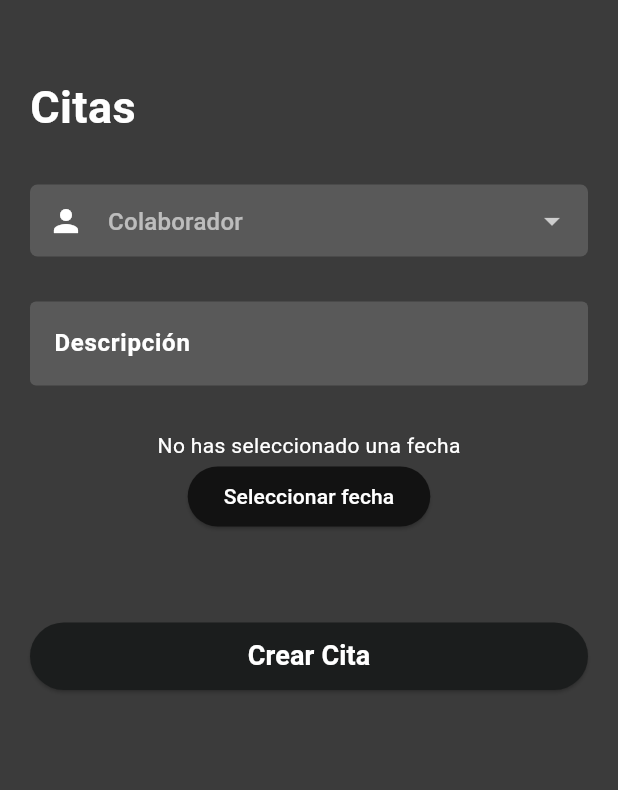
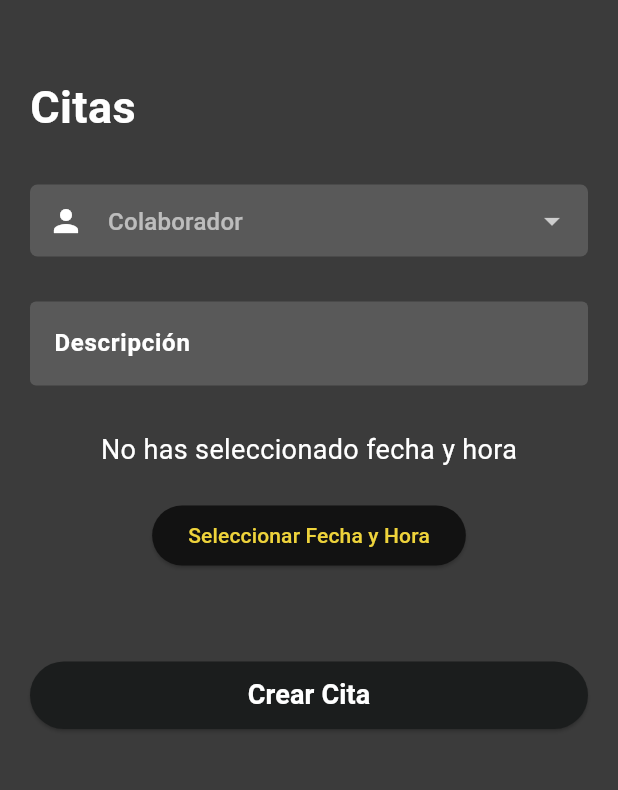
Before and after one commit to BJesus05/FlutterAlexasoft, a Flutter app: the RegisterPage screen opened directly, on a phone screen of 412 x 824 dp, the part 84-874 px from its top. Run offline on Flutter 3.47's test engine with Material 3 defaults, Android fonts, the phone set to English and light mode, and no system bars; our stand-ins replace sqflite; accounts and stored records are empty; Roboto replaces fonts that are missing (Raleway).

Commit message:
fecha y hora

```diff
--- a/flutteralexasoft/lib/citasCreate.dart
+++ b/flutteralexasoft/lib/citasCreate.dart
@@ -4,13 +4,6 @@ import 'package:flutter/material.dart';
 import 'package:flutteralexasoft/citas.dart';
 import 'package:flutteralexasoft/main.dart';
 import 'package:flutteralexasoft/sqlhelper.dart';
-
-const List<String> colaborador = <String>[
-  'Pneumonoultramicroscopisilicovolcanoconiosis',
-  'Pablo Diego Jose Francisco de Paula Juan Nepomuceno Maria de los Remedios Cipriano de la Santisima Trinidad Ruiz y Picasso',
-  'Simon Jose Antonio de la Santisima Trinidad Bolivar Palacios Ponte y Blanco',
-  'Pentakismyriohexakisquilioletracosiohexacontapentagonalis'
-];
 
 class RegistrarCitas extends StatelessWidget {
   final int? userId;
@@ -47,9 +40,38 @@ class _RegisterPageState extends State<RegisterPage> {
   String _selectedColaborador = '';
   final String _Detalles = '';
   final _formKey = GlobalKey<FormState>();
-  String dropdownValue = colaborador.first;
   String _descripcion = '';
   DateTime? _selectedDate;
+  DateTime? _selectedDateTime;
+
+  Future<void> _presentDateTimePicker() async {
+    final DateTime now = DateTime.now();
+    final DateTime? pickedDateTime = await showDatePicker(
+      context: context,
+      initialDate: now,
+      firstDate: now, // Restringe las fechas anteriores al día actual
+      lastDate:
+          DateTime(now.year + 1), // Permite fechas hasta 1 año en el futuro
+    );
+
+    if (pickedDateTime != null) {
+      final TimeOfDay? pickedTime = await showTimePicker(
+        context: context,
+        initialTime: TimeOfDay.now(),
+      );
+      if (pickedTime != null) {
+        setState(() {
+          _selectedDateTime = DateTime(
+            pickedDateTime.year,
+            pickedDateTime.month,
+            pickedDateTime.day,
+            pickedTime.hour,
+            pickedTime.minute,
+          );
+        });
+      }
+    }
+  }
 
   void _presentDatePicker() {
     showDatePicker(
@@ -69,25 +91,18 @@ class _RegisterPageState extends State<RegisterPage> {
     });
   }
 
-
   List<Map<String, dynamic>> _colaboradores = [];
   List<Map<String, dynamic>> _paquetes = [];
-
-
   @override
   void initState() {
     super.initState();
-    obtenerDatos();
+    obtenerColaboradores();
   }
 
-  Future<void> obtenerDatos() async {
-    final List<Map<String, dynamic>> colaboradores =
-        await SQLHelper.obtenerUsuarios();
-    final List<Map<String, dynamic>> paquetes =
-        await SQLHelper.obtenerUsuarios();
+ Future<void> obtenerColaboradores() async {
+    final colaboradores = await SQLHelper.obtenerColaboradores();
     setState(() {
       _colaboradores = colaboradores;
-      _paquetes = paquetes;
     });
   }
   void _refreshJournals() async {
@@ -98,6 +113,7 @@ List<Map<String, dynamic>> _paquetes = [];
       _paquetes = paquetes;
     });
   }
+
   @override
   Widget build(BuildContext context) {
     return Scaffold(
@@ -163,19 +179,18 @@ List<Map<String, dynamic>> _paquetes = [];
                           child: Row(
                             children: <Widget>[
                               Expanded(
-                                child: DropdownButtonFormField<String>(
+                                  child: DropdownButtonFormField<int>( // Cambio a tipo int para el ID del colaborador
                               isExpanded: true,
                               decoration: InputDecoration(
                                 hintText: 'Colaborador',
-                                    hintStyle: const TextStyle(
+                                hintStyle: TextStyle(
                                   fontWeight: FontWeight.w600,
-                                        color: Colors.white),
-                                    prefixIcon: const Icon(Icons.person),
-                                    fillColor:
-                                        const Color.fromARGB(255, 89, 89, 89),
+                                  color: Colors.white,
+                                ),
+                                prefixIcon: Icon(Icons.person),
+                                fillColor: Color.fromARGB(255, 89, 89, 89),
                                 filled: true,
-                                    contentPadding: const EdgeInsets.symmetric(
-                                        horizontal: 10),
+                                contentPadding: EdgeInsets.symmetric(horizontal: 10),
                                 enabledBorder: OutlineInputBorder(
                                   borderSide: BorderSide.none,
                                   borderRadius: BorderRadius.circular(5),
@@ -185,29 +200,29 @@ List<Map<String, dynamic>> _paquetes = [];
                                   borderRadius: BorderRadius.circular(5),
                                 ),
                               ),
-                                  items: colaborador.map((String value) {
-                                    return DropdownMenuItem<String>(
-                                      value: value,
-                                      child: Text(value,
-                                          style: const TextStyle(
-                                              overflow: TextOverflow.ellipsis),
-                                          maxLines: 2),
+                              items: _colaboradores.map<DropdownMenuItem<int>>((colaborador) { // Mapeo usando _colaboradores
+                                return DropdownMenuItem<int>(
+                                  value: colaborador['id'], // Asigna el ID del colaborador como valor
+                                  child: Text(colaborador['nombre']), // Muestra el nombre del colaborador
                                 );
                               }).toList(),
                               validator: (value) {
-                                    if (value == null || value.isEmpty) {
-                                      return 'Por favor seleccione el nombre del empleado';
+                                if (value == null) {
+                                  return 'Por favor selecciona el nombre del colaborador';
                                 }
                                 return null;
                               },
                               onChanged: (value) {
-                                    // Actualiza el valor seleccionado del empleado
+                                setState(() {
+                                  _selectedColaborador = value!.toString(); // Asigna el valor seleccionado a _selectedColaborador
+                                });
                               },
                               onSaved: (value) {
-                                    // Guarda el valor seleccionado del empleado
+                                setState(() {
+                                  _selectedColaborador = value!.toString(); // Asigna el valor seleccionado a _selectedColaborador
+                                });
                               },
-                                ),
-                              ),
+),),
                             ],
                           ),
                         ),
@@ -279,14 +294,19 @@ List<Map<String, dynamic>> _paquetes = [];
                             mainAxisAlignment: MainAxisAlignment.center,
                             children: <Widget>[
                               Text(
-                                _selectedDate == null
-                                    ? "No has seleccionado una fecha"
-                                    : "Fecha seleccionada: $_selectedDate",
+                                _selectedDateTime == null
+                                    ? 'No has seleccionado fecha y hora'
+                                    : 'Fecha y Hora seleccionadas: ${_selectedDateTime.toString()}',
+                                style: TextStyle(fontSize: 18.0),
                               ),
+                              SizedBox(height: 20.0),
                               ElevatedButton(
-                                onPressed: _presentDatePicker,
-                                child: const Text("Seleccionar fecha",
-                                    style: TextStyle(color: Colors.white)),
+                                onPressed: _presentDateTimePicker,
+                                child: Text(
+                                  'Seleccionar Fecha y Hora',
+                                  style: TextStyle(
+                                      color: Color.fromRGBO(238, 211, 59, 1)),
+                                ),
                               ),
                             ],
                           ),
@@ -299,31 +319,46 @@ List<Map<String, dynamic>> _paquetes = [];
                               child: ElevatedButton(
                                 onPressed: () async {
                                   if (_formKey.currentState!.validate()) {
-                                    await SQLHelper.guardarCita(_descripcion, _selectedDate, _selectedColaborador, widget.userId);
+                                    await SQLHelper.guardarCita(
+                                        _descripcion,
+                                        _selectedDate,
+                                        _selectedColaborador,
+                                        widget.userId);
 
-                                      ScaffoldMessenger.of(context).showSnackBar(SnackBar(
+                                    ScaffoldMessenger.of(context)
+                                        .showSnackBar(SnackBar(
                                       content: const Row(
-                                          mainAxisAlignment: MainAxisAlignment.start,
+                                        mainAxisAlignment:
+                                            MainAxisAlignment.start,
                                         children: <Widget>[
                                           Icon(
                                             Icons.check_circle,
-                                              color: Color.fromARGB(255, 255, 255, 255),
+                                            color: Color.fromARGB(
+                                                255, 255, 255, 255),
                                           ),
-                                            SizedBox(width: 5,),
+                                          SizedBox(
+                                            width: 5,
+                                          ),
                                           Text(
                                             "Cita creada correctamente",
-                                              style: TextStyle(color: Color.fromARGB(255, 255, 255, 255)),
+                                            style: TextStyle(
+                                                color: Color.fromARGB(
+                                                    255, 255, 255, 255)),
                                           )
                                         ],
                                       ),
-                                        duration: const Duration(milliseconds: 2000),
+                                      duration:
+                                          const Duration(milliseconds: 2000),
                                       width: 300,
-                                        padding: const EdgeInsets.symmetric(horizontal: 8.0, vertical: 10),
+                                      padding: const EdgeInsets.symmetric(
+                                          horizontal: 8.0, vertical: 10),
                                       behavior: SnackBarBehavior.floating,
                                       shape: RoundedRectangleBorder(
-                                          borderRadius: BorderRadius.circular(3.0),
+                                        borderRadius:
+                                            BorderRadius.circular(3.0),
                                       ),
-                                        backgroundColor: const Color.fromARGB(255, 12, 195, 106),
+                                      backgroundColor: const Color.fromARGB(
+                                          255, 12, 195, 106),
                                     ));
                                   }
                                 },
```
Also changed, not shown: flutteralexasoft/pubspec.lock. Lines whose indentation alone changed are shown as unchanged.
